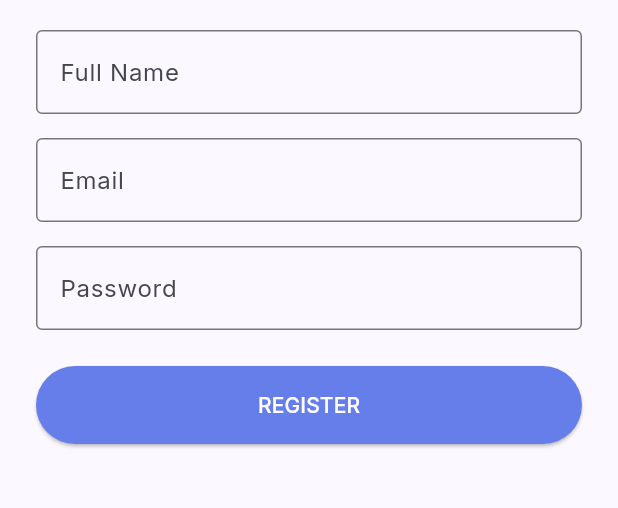
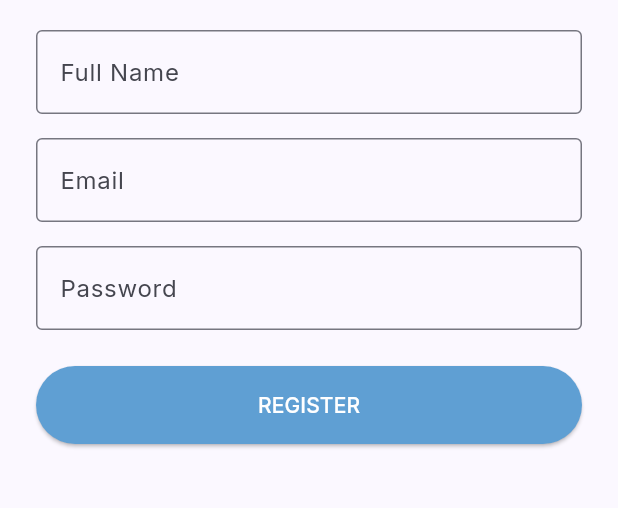
Before and after one commit to MuhammadAliffandy/colonoscan-mobile, a Flutter app: the screen it shows after launch, after a tap on "LOGIN", after a tap on "Don't have an account? Register", on a phone screen of 412 x 824 dp, the part 171-679 px from its top. Run offline on Flutter 3.47's test engine with Material 3 defaults, Android fonts, the phone set to English and light mode, and no system bars; our stand-ins replace flutter_markdown, google_fonts, image_picker, shared_preferences, syncfusion_flutter_gauges; network calls fail.

Commit message:
feat: updated logo apps

```diff
--- a/lib/view/login/login_view.dart
+++ b/lib/view/login/login_view.dart
@@ -55,8 +55,13 @@ class _LoginViewState extends State<LoginView> {
           mainAxisAlignment: MainAxisAlignment.center,
           crossAxisAlignment: CrossAxisAlignment.stretch,
           children: [
-            const Icon(Icons.medical_services_outlined, size: 80, color: Color(0xFF667eea)),
-            const SizedBox(height: 20),
+            Image.asset(
+              'assets/images/colonomind-logo-new.png',
+              width: 180,
+              height: 180,
+              fit: BoxFit.cover,
+            ),
+
             Text(
               "Welcome Back!",
               textAlign: TextAlign.center,
@@ -79,7 +84,7 @@ class _LoginViewState extends State<LoginView> {
               : ElevatedButton(
                   onPressed: _doLogin,
                   style: ElevatedButton.styleFrom(
-                    backgroundColor: const Color(0xFF667eea),
+                    backgroundColor: const Color.fromARGB(255, 95, 159, 211),
                     foregroundColor: Colors.white,
                     padding: const EdgeInsets.symmetric(vertical: 16)
                   ),
--- a/lib/view/regis/regis_view.dart
+++ b/lib/view/regis/regis_view.dart
@@ -55,7 +55,7 @@ class _RegisterViewState extends State<RegisterView> {
               ? const Center(child: CircularProgressIndicator())
               : ElevatedButton(
                   onPressed: _doRegister,
-                  style: ElevatedButton.styleFrom(backgroundColor: const Color(0xFF667eea), foregroundColor: Colors.white, padding: const EdgeInsets.symmetric(vertical: 16)),
+                  style: ElevatedButton.styleFrom(backgroundColor: const Color.fromARGB(255, 95, 159, 211), foregroundColor: Colors.white, padding: const EdgeInsets.symmetric(vertical: 16)),
                   child: const Text("REGISTER"),
                 ),
           ],
--- a/pubspec.yaml
+++ b/pubspec.yaml
@@ -76,6 +76,8 @@ flutter:
   assets:
     - assets/images/colon.png
     - assets/images/endoscope.png
+    - assets/images/colonomind-logo.png
+    - assets/images/colonomind-logo-new.png
 
   # An image asset can refer to one or more resolution-specific "variants", see
   # https://flutter.dev/to/resolution-aware-images
```
Also changed, not shown: assets/images/colonomind-logo-new.png (added), 1 other file.
